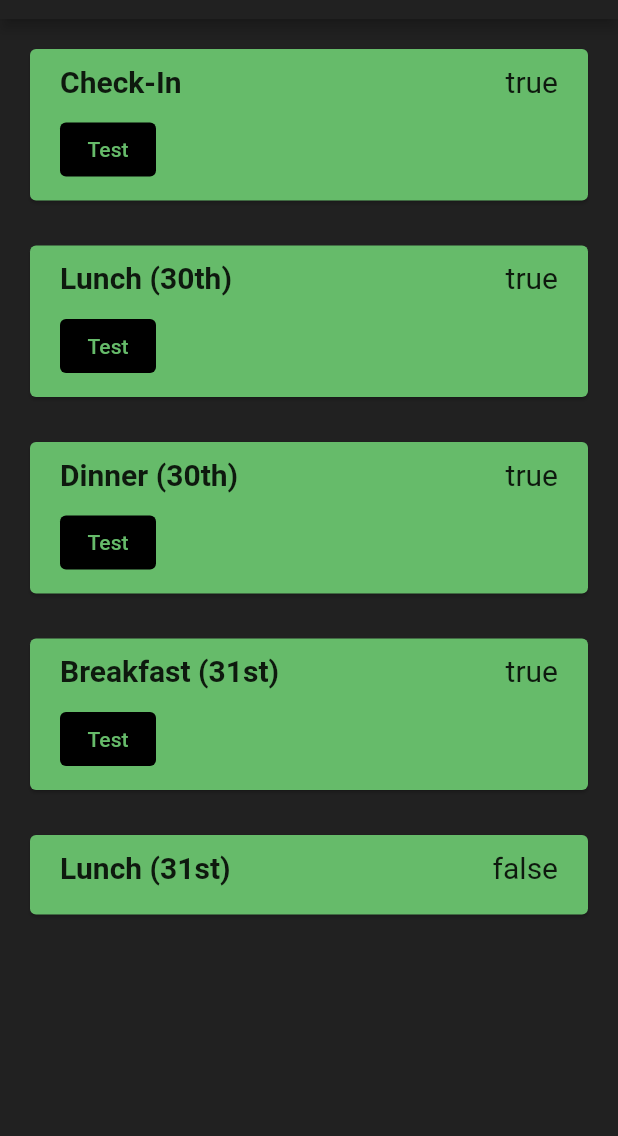
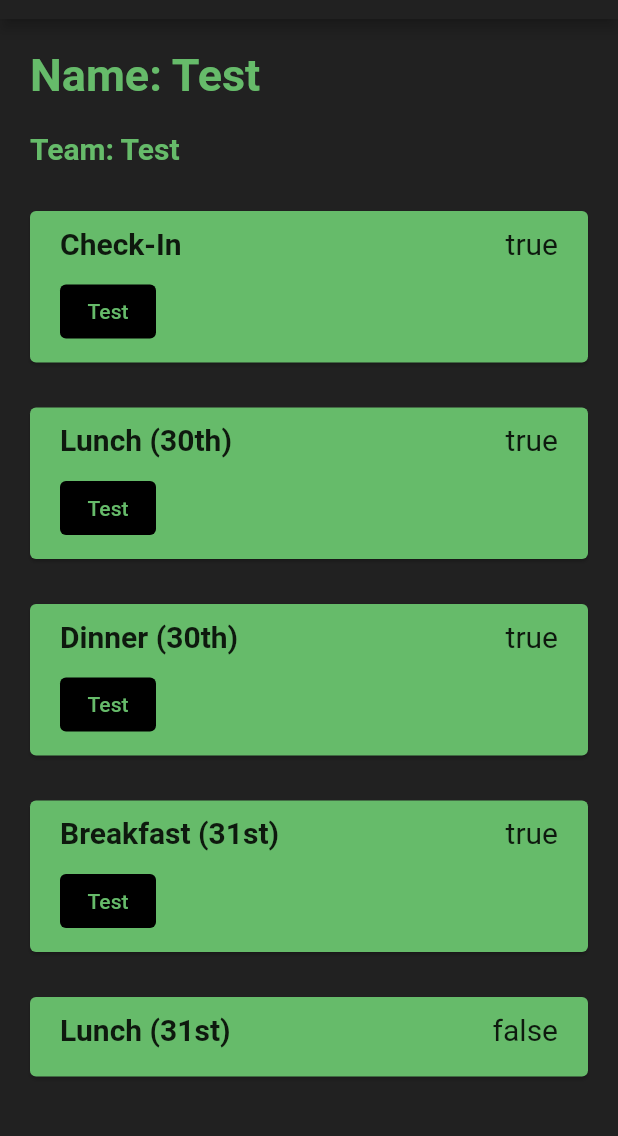
Before and after one commit to PES-Innovation-Lab/HashCode-QR, a Flutter app: the Status screen opened by its route, on a phone screen of 412 x 824 dp, the part 65-1201 px from its top. Run offline on Flutter 3.47's test engine with Material 2 defaults, Android fonts, the phone set to English and light mode, and no system bars.

Commit message:
added name and team

```diff
--- a/lib/pages/status.dart
+++ b/lib/pages/status.dart
@@ -23,6 +23,28 @@ class Status extends StatelessWidget {
         alignment: Alignment.center,
         child: ListView(
           children: <Widget>[
+            Container(
+              margin: EdgeInsets.fromLTRB(20, 20, 20, 10),
+              child: Text(
+                "Name: Test",
+                style: TextStyle(
+                  color: Colors.green[400],
+                  fontSize: 30,
+                  fontWeight: FontWeight.bold,
+                ),
+              ),
+            ),
+            Container(
+              margin: EdgeInsets.fromLTRB(20, 10, 20, 10),
+              child: Text(
+                "Team: Test",
+                style: TextStyle(
+                  color: Colors.green[400],
+                  fontSize: 20,
+                  fontWeight: FontWeight.bold,
+                ),
+              ),
+            ),
             StatusCard(name: 'Check-In', status: true),
             StatusCard(name: 'Lunch (30th)', status: true),
             StatusCard(name: 'Dinner (30th)', status: true),
```
